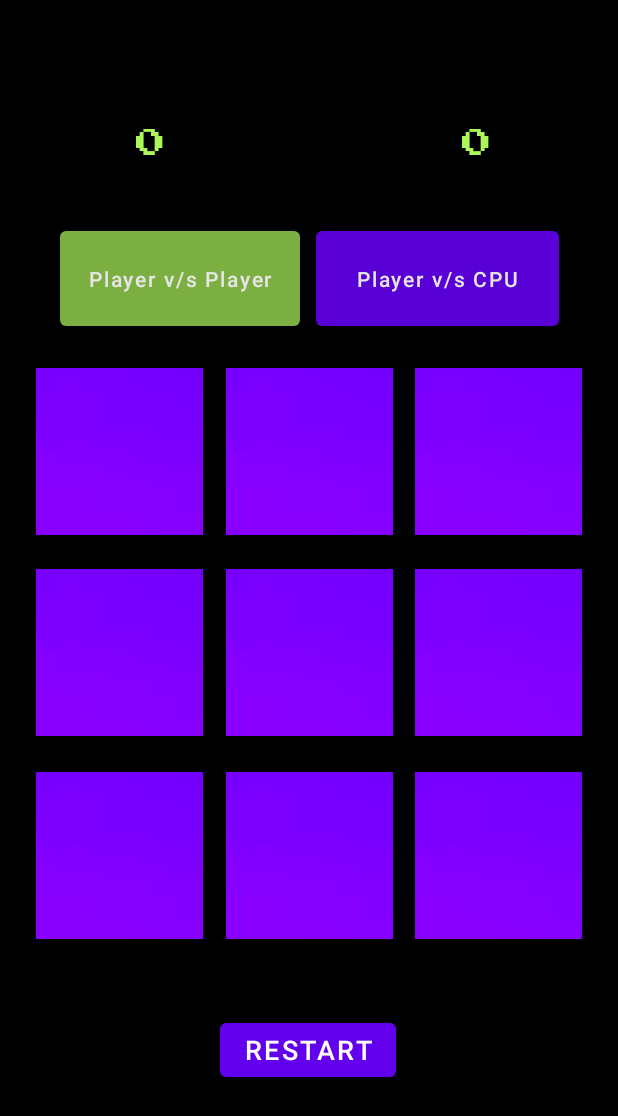
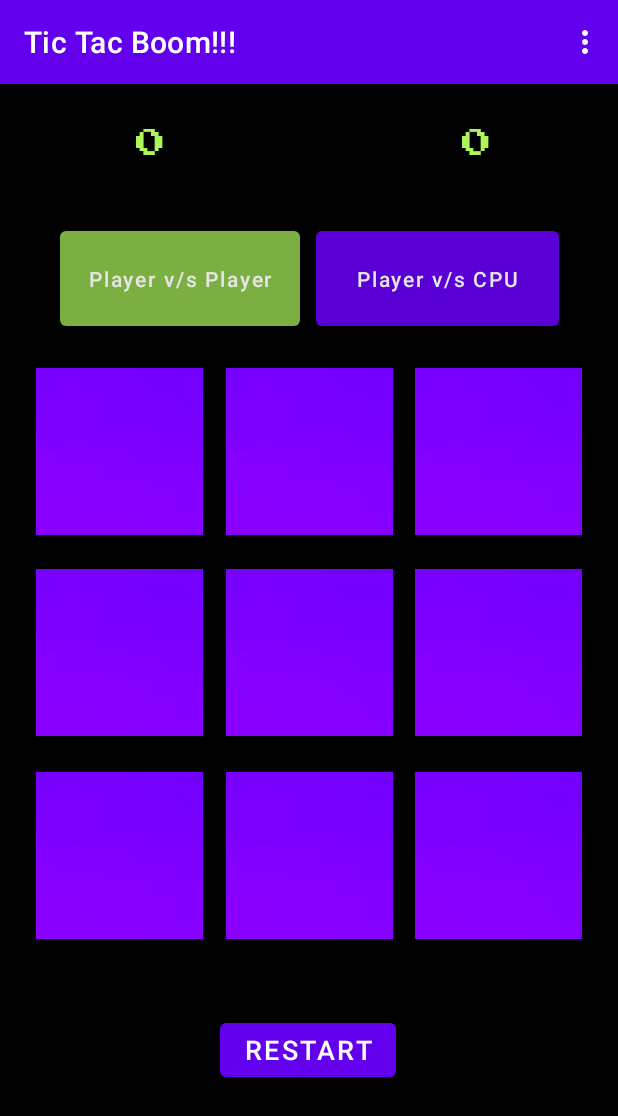
Before and after one commit to edamour1/Tic_Tac_Boom, an Android app: the screen it shows after launch (MainActivity), on a phone screen of 412 x 824 dp. Shown: the top 1116 px of the screen. Run offline under Robolectric (Android 15) with nearby library versions, the phone set to English and light mode, and no system bars.

Commit message:
Toolbar menu finally implemented.

```diff
--- a/app/src/main/java/com/example/tictacboom/MainActivity.kt
+++ b/app/src/main/java/com/example/tictacboom/MainActivity.kt
@@ -52,7 +52,14 @@ class MainActivity : AppCompatActivity() {
     override fun onCreate(savedInstanceState: Bundle?) {
         super.onCreate(savedInstanceState)
         setContentView(R.layout.activity_main)
+        setSupportActionBar(toolbar)
         inflate()
+    }
+
+    override fun onCreateOptionsMenu(menu: Menu): Boolean {
+        // Inflate the menu; this adds items to the action bar if it is present.
+        menuInflater.inflate(R.menu.menu_main, menu)
+        return true
     }
 
     private fun inflate() {
--- a/app/src/main/res/layout/activity_main.xml
+++ b/app/src/main/res/layout/activity_main.xml
@@ -8,6 +8,19 @@
     app:layout_behavior="@string/appbar_scrolling_view_behavior"
     tools:context="com.example.tictacboom.MainActivity">
 
+    <com.google.android.material.appbar.AppBarLayout
+        android:layout_width="match_parent"
+        android:layout_height="wrap_content"
+        android:theme="@style/Theme.TicTacBoom.AppBarOverlay">
+
+        <androidx.appcompat.widget.Toolbar
+            android:id="@+id/toolbar"
+            android:layout_width="match_parent"
+            android:layout_height="?attr/actionBarSize"
+            android:background="?attr/colorPrimary"
+            app:popupTheme="@style/Theme.TicTacBoom.PopupOverlay" />
+
+    </com.google.android.material.appbar.AppBarLayout>
 
     <Button
         android:id="@+id/PVP"
```
